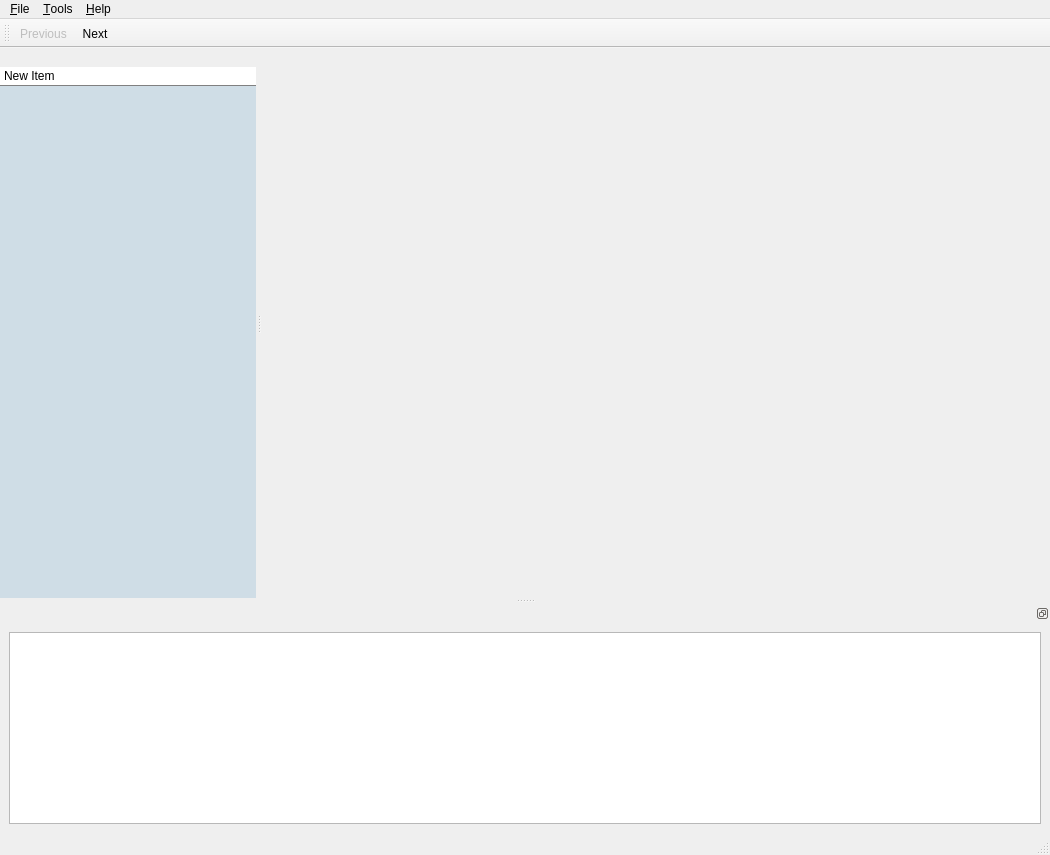
Above: src/QtGUI/IgMainWindowMDI.ui from cms-outreach/ispy before the change. Below: the same form after it.
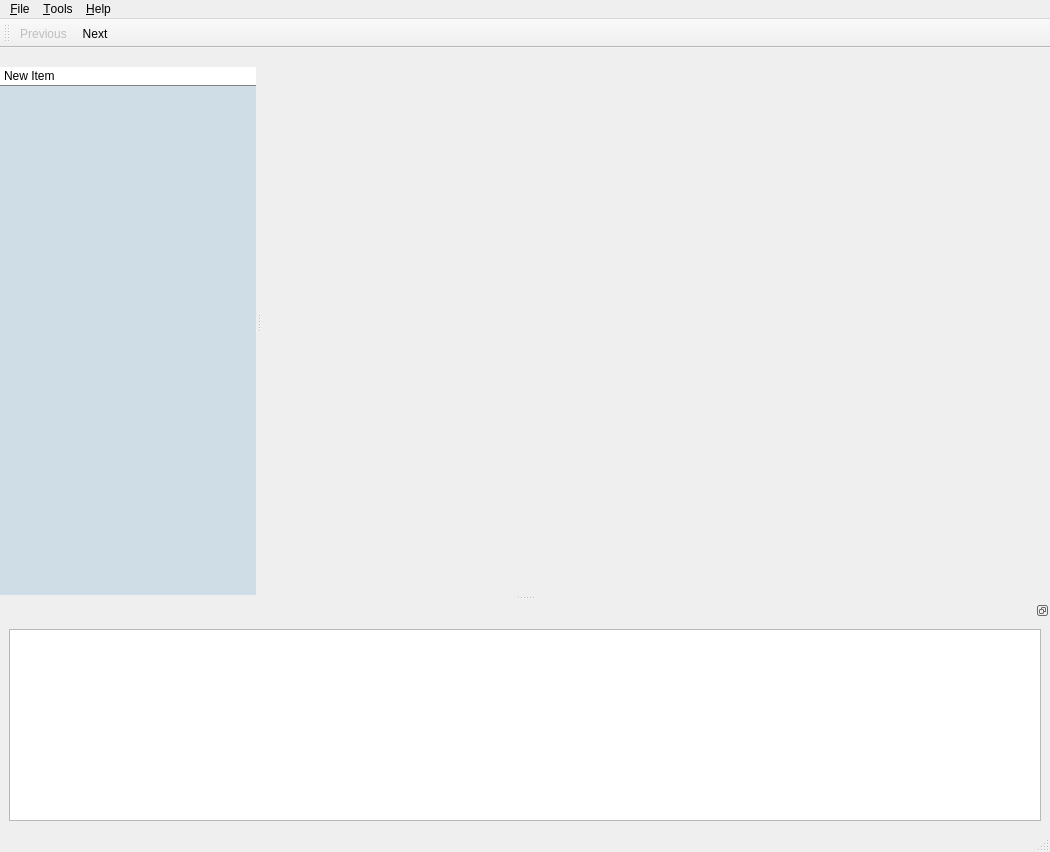
That is the form after the change. Icons and pictures are not drawn.

Commit message: Fix QTreeView stylesheet to work with qt 4.7.

What changed in the file:
```diff
--- a/src/QtGUI/IgMainWindowMDI.ui
+++ b/src/QtGUI/IgMainWindowMDI.ui
@@ -7,7 +7,7 @@
     <x>0</x>
     <y>0</y>
     <width>1050</width>
-    <height>855</height>
+    <height>852</height>
    </rect>
   </property>
   <property name="windowTitle">
@@ -150,6 +150,21 @@
  QTreeView::item:selected:!active {
      background: qlineargradient(x1: 0, y1: 0, x2: 0, y2: 1, stop: 0 #6b9be8, stop: 1 #577fbf);
  }
+
+QTreeView::branch:selected {
+     border-top: 1px solid #567dbc;
+     border-bottom: 1px solid #567dbc;
+	 border-left: 0px;
+	 border-right: 0px;
+ }
+
+QTreeView::branch:selected:active {
+     background: qlineargradient(x1: 0, y1: 0, x2: 0, y2: 1, stop: 0 #6ea1f1, stop: 1 #567dbc);
+}
+
+QTreeView::branch:selected:!active {
+     background: qlineargradient(x1: 0, y1: 0, x2: 0, y2: 1, stop: 0 #6ea1f1, stop: 1 #567dbc);
+}
 </string>
        </property>
        <property name="frameShape">
```
